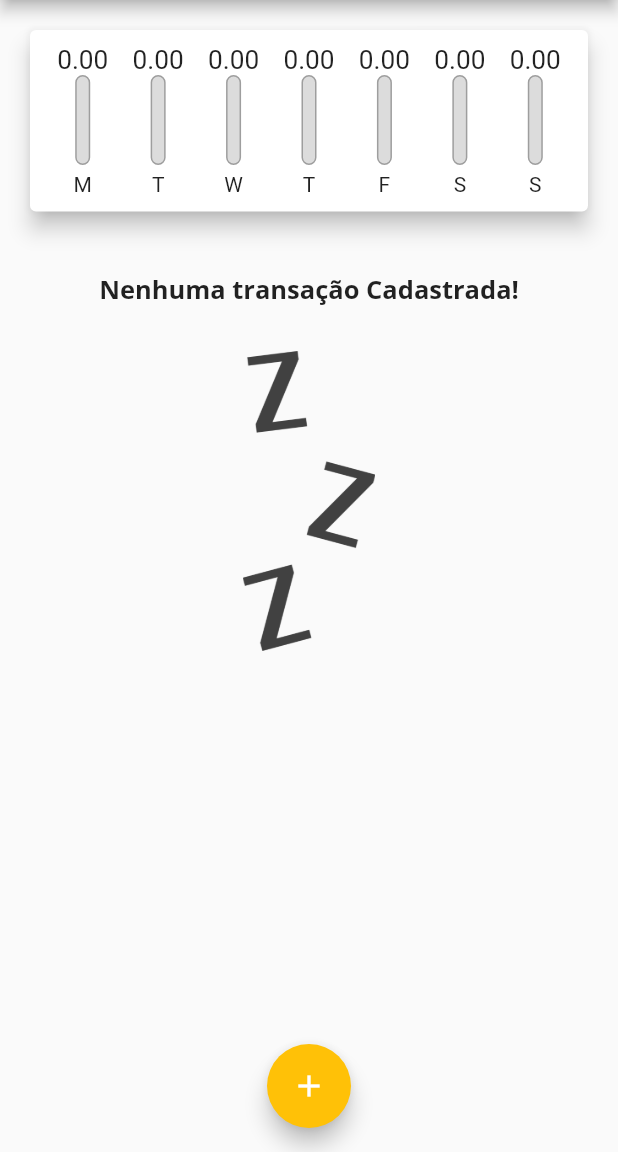
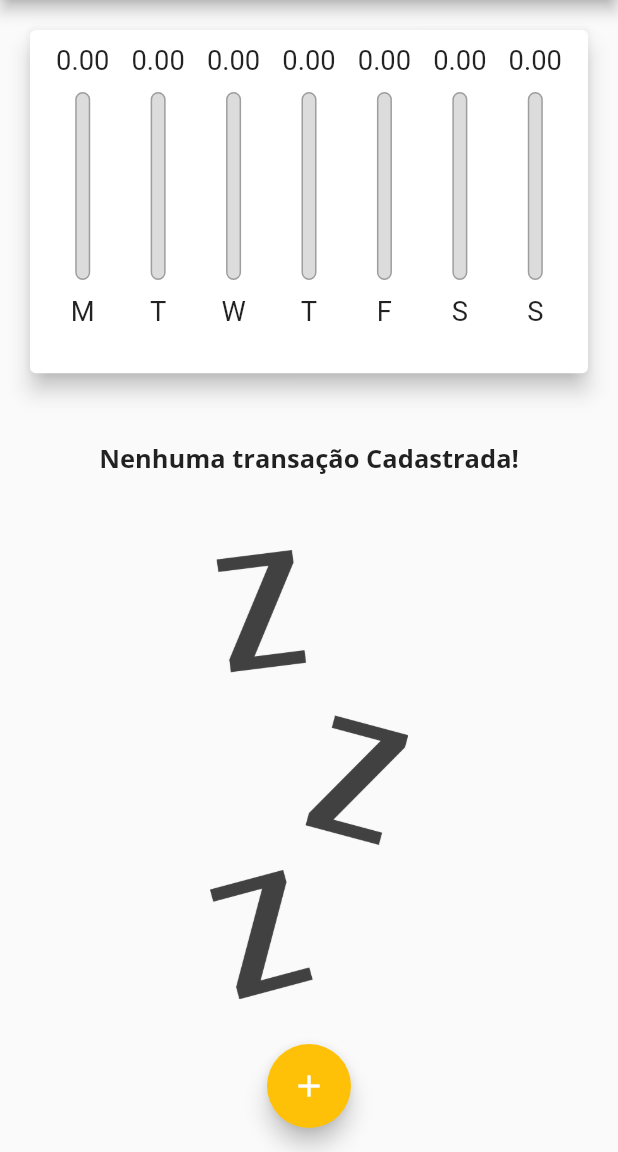
Before and after one commit to MateusLim4/cod3r-expenses, a Flutter app: the screen it shows after launch, on a phone screen of 412 x 824 dp, the part 84-1236 px from its top. Run offline on Flutter 3.47's test engine with Material 2 defaults, Android fonts, the phone set to English and light mode, and no system bars; our stand-ins replace google_fonts.

Commit message:
Removing unnecessary files + adding responsiveness

```diff
--- a/src/lib/components/chart_bar.dart
+++ b/src/lib/components/chart_bar.dart
@@ -14,14 +14,17 @@
 
   @override
   Widget build(BuildContext context) {
+    return LayoutBuilder(
+      builder: (ctx, constraints) {
         return Column(
           children: [
             SizedBox(
-          height: 20,
+              height: constraints.maxHeight * 0.1,
               child: FittedBox(child: Text(value.toStringAsFixed(2))),
             ),
+            SizedBox(height: constraints.maxHeight * 0.05),
             SizedBox(
-          height: 60,
+              height: constraints.maxHeight * 0.6,
               width: 10,
               child: Stack(alignment: Alignment.bottomCenter, children: [
                 Container(
@@ -43,11 +46,15 @@
                 ),
               ]),
             ),
-        const SizedBox(
-          height: 5,
+            SizedBox(
+              height: constraints.maxHeight * 0.05,
             ),
-        Text(label)
+            SizedBox(
+                height: constraints.maxHeight * 0.1,
+                child: FittedBox(child: Text(label)))
           ],
+        );
+      },
     );
   }
 }
--- a/src/lib/components/transaction_list.dart
+++ b/src/lib/components/transaction_list.dart
@@ -13,26 +13,31 @@
 
   @override
   Widget build(BuildContext context) {
+    final mediaQuery = MediaQuery.of(context);
     return transactions.isEmpty
-        ? Column(
+        ? LayoutBuilder(
+            builder: (ctx, constraints) => Column(
               children: [
-              const SizedBox(
-                height: 20,
+                SizedBox(
+                  height: constraints.maxHeight * 0.05,
                 ),
-              Text("Nenhuma transação Cadastrada!", style: Fonts().cardText),
-              const SizedBox(
-                height: 30,
+                FittedBox(
+                    child: Text("Nenhuma transação Cadastrada!",
+                        style: Fonts().cardText)),
+                SizedBox(
+                  height: constraints.maxHeight * 0.1,
                 ),
                 SizedBox(
-                  height: 200,
+                    height: constraints.maxHeight * 0.6,
                     child: Image.asset(
                       "lib/assets/images/waiting.png",
                       fit: BoxFit.cover,
                     )),
               ],
+            ),
           )
         : SizedBox(
-            height: 600,
+            height: mediaQuery.size.height * 0.5,
             child: ListView.builder(
               itemCount: transactions.length,
               itemBuilder: (context, index) {
@@ -42,9 +47,22 @@
                   margin:
                       const EdgeInsets.symmetric(vertical: 8, horizontal: 5),
                   child: ListTile(
-                    trailing: IconButton(
+                    trailing: mediaQuery.size.width > 400
+                        ? TextButton.icon(
+                            onPressed: () => onRemove(tr.id),
                             icon: const Icon(
                               Icons.delete,
+                              color: Colors.grey,
+                            ),
+                            label: const Text(
+                              "Excluir",
+                              style: TextStyle(color: Colors.grey),
+                            ),
+                          )
+                        : IconButton(
+                            icon: const Icon(
+                              Icons.delete,
+                              color: Colors.grey,
                             ),
                             onPressed: (() => onRemove(tr.id)),
                           ),
--- a/src/lib/main.dart
+++ b/src/lib/main.dart
@@ -39,6 +39,7 @@
 
 class _HomePageState extends State<HomePage> {
   final List<Transaction> _transactions = [];
+  bool _showChart = false;
 
   List<Transaction> get _recentTransactions {
     return _transactions.where((tr) {
@@ -83,24 +84,48 @@
 
   @override
   Widget build(BuildContext context) {
-    return Scaffold(
-      appBar: AppBar(
+    final mediaQuery = MediaQuery.of(context);
+    bool isLandscape = mediaQuery.orientation == Orientation.landscape;
+
+    final appBar = AppBar(
       title: const Text("Despesas Pessoais"),
       backgroundColor: Theme.of(context).colorScheme.primary,
       actions: [
+        if (isLandscape)
+          IconButton(
+            onPressed: () {
+              setState(() {
+                _showChart = !_showChart;
+              });
+            },
+            icon: Icon(_showChart ? Icons.list : Icons.bar_chart),
+          ),
         IconButton(
           onPressed: () => _openTransactionFormModal(context),
           icon: const Icon(Icons.add),
-          )
+        ),
       ],
-      ),
+    );
+    final avaibleHeight = mediaQuery.size.height -
+        appBar.preferredSize.height -
+        mediaQuery.padding.top;
+
+    return Scaffold(
+      appBar: appBar,
       body: SingleChildScrollView(
         child: Column(
-          mainAxisAlignment: MainAxisAlignment.start,
+          crossAxisAlignment: CrossAxisAlignment.stretch,
           children: [
-            Chart(recentTransactions: _recentTransactions),
-            TransactionList(
+            if (_showChart || !isLandscape)
+              SizedBox(
+                  height: avaibleHeight * (isLandscape ? 0.75 : 0.35),
+                  child: Chart(recentTransactions: _recentTransactions)),
+            if (!_showChart || !isLandscape)
+              SizedBox(
+                height: avaibleHeight * (isLandscape ? 1 : 0.65),
+                child: TransactionList(
                     transactions: _transactions, onRemove: _deleteTransaction),
+              ),
           ],
         ),
       ),
```
Also changed, not shown: src/lib/components/transaction_form.dart (+9 -3 lines), 38 other files. Lines whose indentation alone changed are shown as unchanged.
